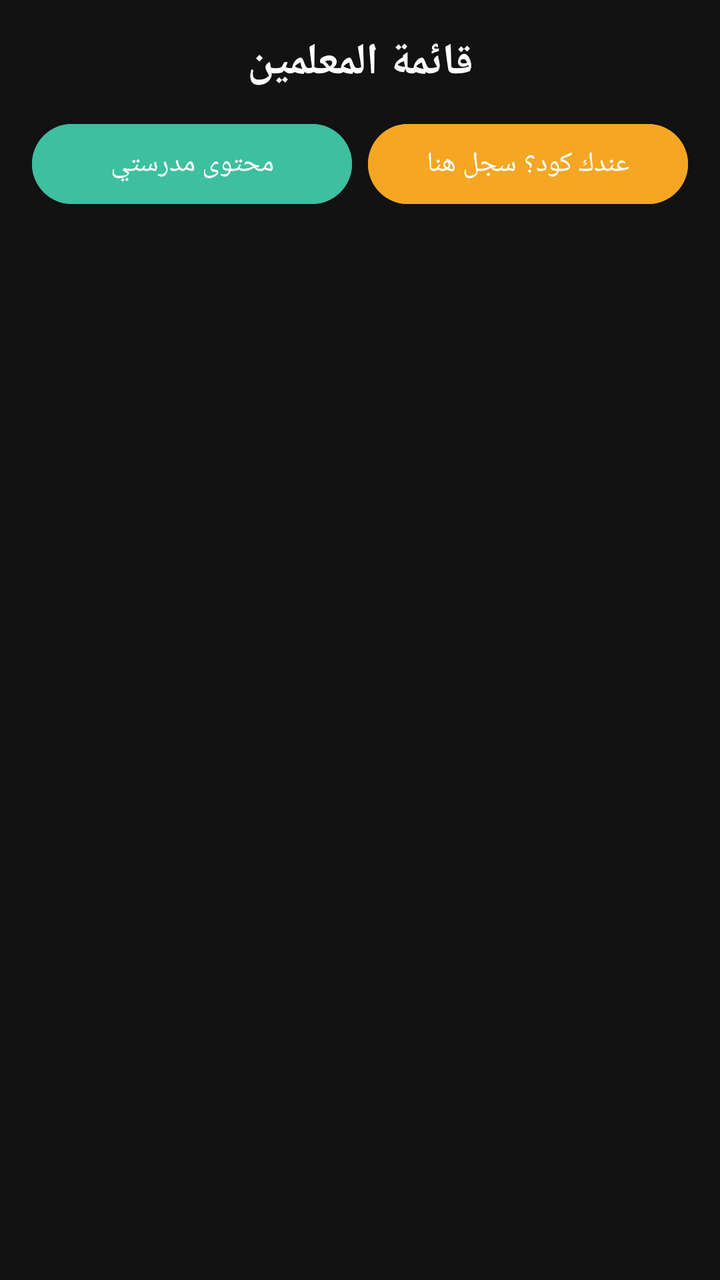
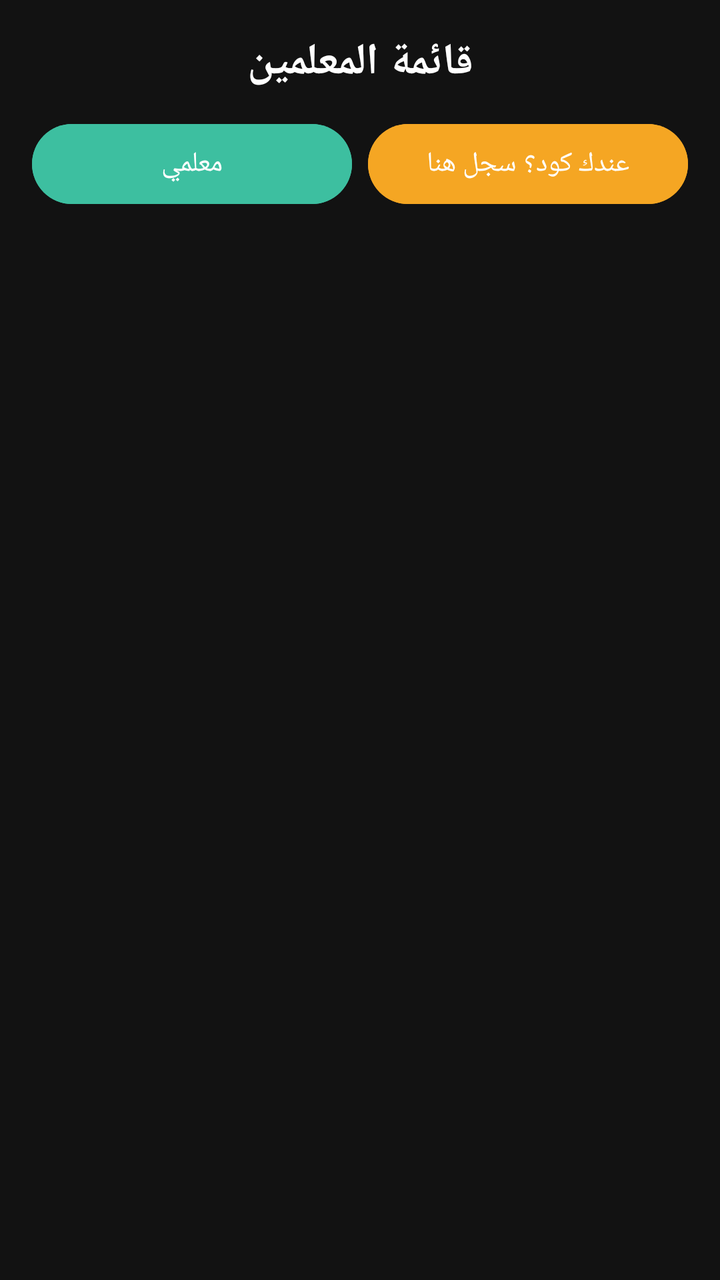

Before-and-after screenshots of an Android layout around one commit, followed by the original layout XML and the change that was made.
<!-- AndroidManifest.xml: application theme Theme.1Bac -->
<!-- res/layout/activity_teachers_list.xml -->
<?xml version="1.0" encoding="utf-8"?>
<LinearLayout xmlns:android="http://schemas.android.com/apk/res/android"
    android:layout_width="match_parent"
    android:layout_height="match_parent"
    android:orientation="vertical"
    android:padding="16dp"
    android:background="#121212">

    <TextView
        android:id="@+id/tvHeaderTitle"
        android:layout_width="match_parent"
        android:layout_height="wrap_content"
        android:text="قائمة المعلمين"
        android:textSize="22sp"
        android:textStyle="bold"
        android:textColor="#FFFFFF"
        android:gravity="center"
        android:layout_marginBottom="12dp"/>

    <LinearLayout
        android:layout_width="match_parent"
        android:layout_height="wrap_content"
        android:orientation="horizontal"
        android:weightSum="2"
        android:layout_marginBottom="16dp">

        <Button
            android:id="@+id/myTeacherContentButton"
            android:layout_width="0dp"
            android:layout_height="wrap_content"
            android:layout_weight="1"
            android:layout_marginEnd="4dp"
            android:text="محتوى مدرستي"
            android:backgroundTint="#3DBFA0"
            android:textColor="#FFFFFF"/>

        <Button
            android:id="@+id/joinTeacherEntryButton"
            android:layout_width="0dp"
            android:layout_height="wrap_content"
            android:layout_weight="1"
            android:layout_marginStart="4dp"
            android:text="عندك كود؟ سجل هنا"
            android:backgroundTint="#F5A623"
            android:textColor="#FFFFFF"/>
    </LinearLayout>

    <androidx.recyclerview.widget.RecyclerView
        android:id="@+id/teachersRecyclerView"
        android:layout_width="match_parent"
        android:layout_height="match_parent"/>

</LinearLayout>
<!-- resources referenced by this layout -->
<resources>
  <style name="Theme.1Bac" parent="Base.Theme.1Bac" />
  <style name="Base.Theme.1Bac" parent="Theme.Material3.DayNight.NoActionBar">
          
          
      </style>
</resources>

<!-- the commit's change to res/layout/activity_teachers_list.xml (unified diff, before → after) -->
@@ -30,7 +30,7 @@
             android:layout_height="wrap_content"
             android:layout_weight="1"
             android:layout_marginEnd="4dp"
-            android:text="محتوى مدرستي"
+            android:text="معلمي"
             android:backgroundTint="#3DBFA0"
             android:textColor="#FFFFFF"/>
 
